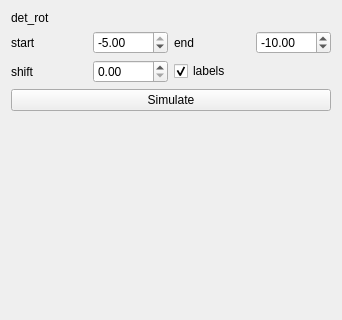
koshchii/mantid, file qt/python/mantidqtinterfaces/mantidqtinterfaces/dns_simulation/simulation_powder_widget.ui: the form before one commit; both pictures show x 0 to 342 and y 0 to 320 of the 342 by 507 pixel window.
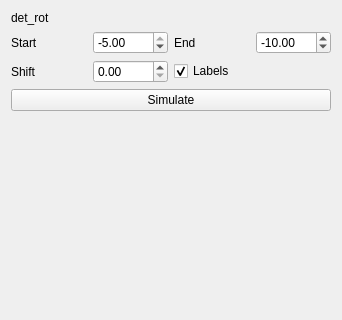
The form after the commit.

Commit message: Add some style changes to widgets

```diff
--- a/qt/python/mantidqtinterfaces/mantidqtinterfaces/dns_simulation/simulation_powder_widget.ui
+++ b/qt/python/mantidqtinterfaces/mantidqtinterfaces/dns_simulation/simulation_powder_widget.ui
@@ -38,14 +38,14 @@
      <item row="1" column="2">
       <widget class="QLabel" name="l_ps_end">
        <property name="text">
-        <string>end</string>
+        <string>End</string>
        </property>
       </widget>
      </item>
      <item row="1" column="0">
       <widget class="QLabel" name="l_ps_start">
        <property name="text">
-        <string>start</string>
+        <string>Start</string>
        </property>
       </widget>
      </item>
@@ -89,7 +89,7 @@
      <item row="2" column="0">
       <widget class="QLabel" name="l_ps_shift">
        <property name="text">
-        <string>shift</string>
+        <string>Shift</string>
        </property>
       </widget>
      </item>
@@ -99,7 +99,7 @@
      <item row="2" column="2">
       <widget class="QCheckBox" name="cB_labels">
        <property name="text">
-        <string>labels</string>
+        <string>Labels</string>
        </property>
        <property name="checked">
         <bool>true</bool>
```
The commit also changes 4 other files.
